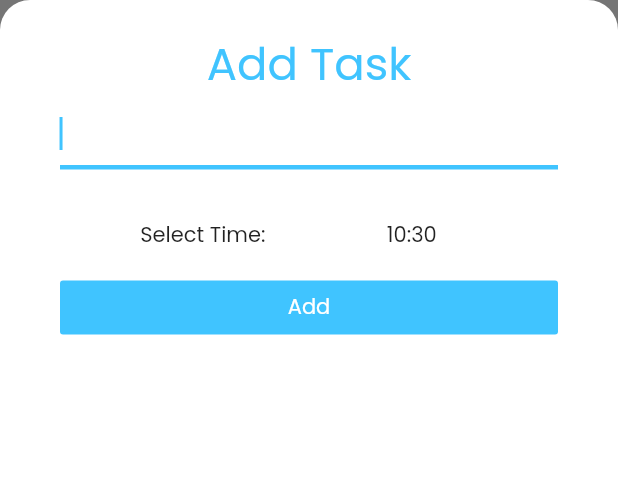
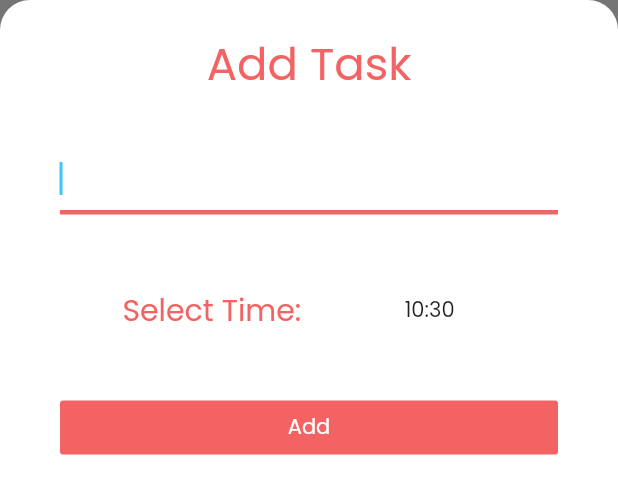
Before and after one commit to ug2454/Todoey, a Flutter app: the AddTaskList widget shown alone on an empty page, opened directly, on a phone screen of 412 x 824 dp. Shown: the top 494 px of the screen. Run offline on Flutter 3.47's test engine with Material 2 defaults, Android fonts, the phone set to English and light mode, and no system bars.

Commit message:
handled null task title exception

```diff
--- a/lib/constants.dart
+++ b/lib/constants.dart
@@ -1,3 +1,5 @@
 import 'package:flutter/material.dart';
 
 const kThemeColor = Color(0xFFF36364);
+
+const kTimeStyle = TextStyle(color: Colors.grey, fontSize: 13.0);
--- a/lib/models/task_data.dart
+++ b/lib/models/task_data.dart
@@ -1,6 +1,8 @@
 import 'dart:collection';
 
+import 'package:flutter/material.dart';
 import 'package:flutter/widgets.dart';
+import 'package:todoey_flutter/constants.dart';
 import 'package:todoey_flutter/models/task.dart';
 
 class Data extends ChangeNotifier {
@@ -20,11 +22,9 @@ class Data extends ChangeNotifier {
   bool get delValue => isDelete;
 
   List<Task> _taskList = [
-    Task(task: 'Buy milk'),
-    Task(task: 'Buy eggs'),
-    Task(
-      task: 'Buy bread',
-    ),
+    Task(task: 'Buy milk', time: Text('3:45 PM', style: kTimeStyle)),
+    Task(task: 'Buy eggs', time: Text('1:20 PM', style: kTimeStyle)),
+    Task(task: 'Buy bread', time: Text('9:45 PM', style: kTimeStyle)),
   ];
 
   int get taskListLength => _taskList.length;
--- a/lib/screens/add_task_screen.dart
+++ b/lib/screens/add_task_screen.dart
@@ -1,5 +1,6 @@
 import 'package:flutter/material.dart';
 import 'package:provider/provider.dart';
+import 'package:todoey_flutter/constants.dart';
 import 'package:todoey_flutter/models/task_data.dart';
 
 class AddTaskList extends StatefulWidget {
@@ -53,7 +54,10 @@ class _AddTaskListState extends State<AddTaskList> {
             Text(
               'Add Task',
               textAlign: TextAlign.center,
-              style: TextStyle(color: Colors.lightBlueAccent, fontSize: 30.0),
+              style: TextStyle(fontSize: 30.0, color: kThemeColor),
+            ),
+            SizedBox(
+              height: 30.0,
             ),
             TextField(
               // controller: textcontroller,
@@ -64,12 +68,10 @@ class _AddTaskListState extends State<AddTaskList> {
               cursorColor: Colors.lightBlueAccent,
               decoration: InputDecoration(
                 enabledBorder: UnderlineInputBorder(
-                  borderSide:
-                      BorderSide(color: Colors.lightBlueAccent, width: 3.0),
+                  borderSide: BorderSide(color: kThemeColor, width: 3.0),
                 ),
                 focusedBorder: UnderlineInputBorder(
-                  borderSide:
-                      BorderSide(color: Colors.lightBlueAccent, width: 3.0),
+                  borderSide: BorderSide(color: kThemeColor, width: 3.0),
                 ),
                 border: UnderlineInputBorder(
                   borderSide:
@@ -78,12 +80,15 @@ class _AddTaskListState extends State<AddTaskList> {
               ),
             ),
             SizedBox(
-              height: 20.0,
+              height: 40.0,
             ),
             Row(
               mainAxisAlignment: MainAxisAlignment.spaceEvenly,
               children: [
-                Text('Select Time:'),
+                Text(
+                  'Select Time:',
+                  style: TextStyle(fontSize: 20.0, color: kThemeColor),
+                ),
                 FlatButton(
                   onPressed: () async {
                     TimeOfDay time = await showTimePicker(
@@ -121,8 +126,7 @@ class _AddTaskListState extends State<AddTaskList> {
                           isTwelve = true;
                         } else
                           isTwelve = false;
-                        _time = time.replacing(
-                            hour: isTwelve ? 12 : time.hourOfPeriod);
+                        _time = time.replacing(hour: isTwelve ? 12 : time.hour);
                       });
                     }
                   },
@@ -134,16 +138,23 @@ class _AddTaskListState extends State<AddTaskList> {
                 ),
               ],
             ),
+            SizedBox(
+              height: 30.0,
+            ),
             FlatButton(
-              color: Colors.lightBlueAccent,
+              color: kThemeColor,
               onPressed: () {
                 Provider.of<Data>(context, listen: false).addTask(
-                    tasktitle,
+                    tasktitle != null ? tasktitle : '',
                     isMinSingle
                         ? Text(
-                            '${_time.hour}:0${_time.minute} ${isAm ? "AM" : "PM"}')
+                            '${_time.hour}:0${_time.minute} ${isAm ? "AM" : "PM"}',
+                            style: kTimeStyle,
+                          )
                         : Text(
-                            '${_time.hour}:${_time.minute} ${isAm ? "AM" : "PM"}'));
+                            '${_time.hour}:${_time.minute} ${isAm ? "AM" : "PM"}',
+                            style: kTimeStyle,
+                          ));
                 Navigator.pop(context);
               },
               child: Text(
```
